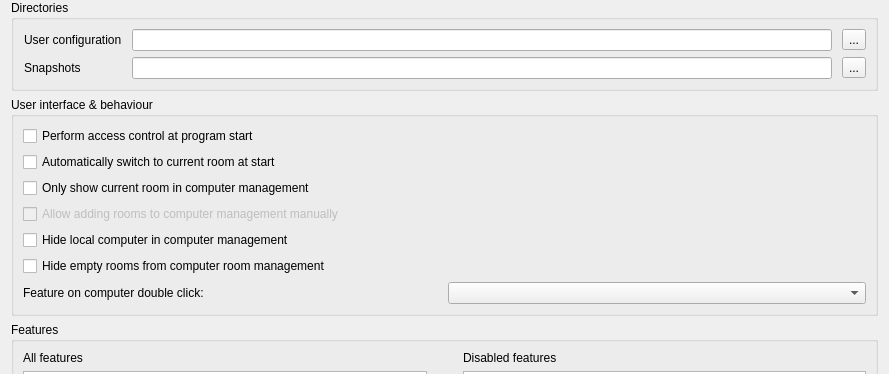
veyon/veyon, file configurator/forms/MasterConfigurationPage.ui: the form before one commit; both pictures show x 0 to 889 and y 0 to 374 of the 889 by 827 pixel window.
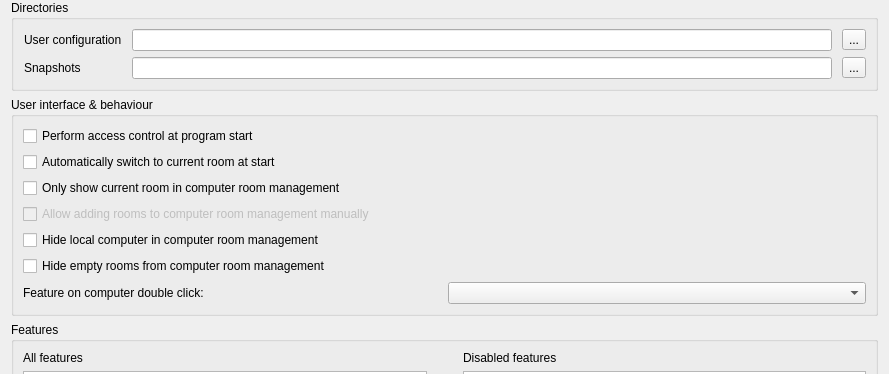
The form after the commit. Icons and pictures are not drawn.

Commit message: Configurator: MasterConfigurationPage: make wording consistent

Diff of the .ui file:
```diff
--- a/configurator/forms/MasterConfigurationPage.ui
+++ b/configurator/forms/MasterConfigurationPage.ui
@@ -86,7 +86,7 @@
       <item row="2" column="0" colspan="2">
        <widget class="QCheckBox" name="onlyCurrentRoomVisible">
         <property name="text">
-         <string>Only show current room in computer management</string>
+         <string>Only show current room in computer room management</string>
         </property>
        </widget>
       </item>
@@ -113,14 +113,14 @@
          <bool>false</bool>
         </property>
         <property name="text">
-         <string>Allow adding rooms to computer management manually</string>
+         <string>Allow adding rooms to computer room management manually</string>
         </property>
        </widget>
       </item>
       <item row="4" column="0" colspan="2">
        <widget class="QCheckBox" name="localComputerHidden">
         <property name="text">
-         <string>Hide local computer in computer management</string>
+         <string>Hide local computer in computer room management</string>
         </property>
        </widget>
       </item>
```
